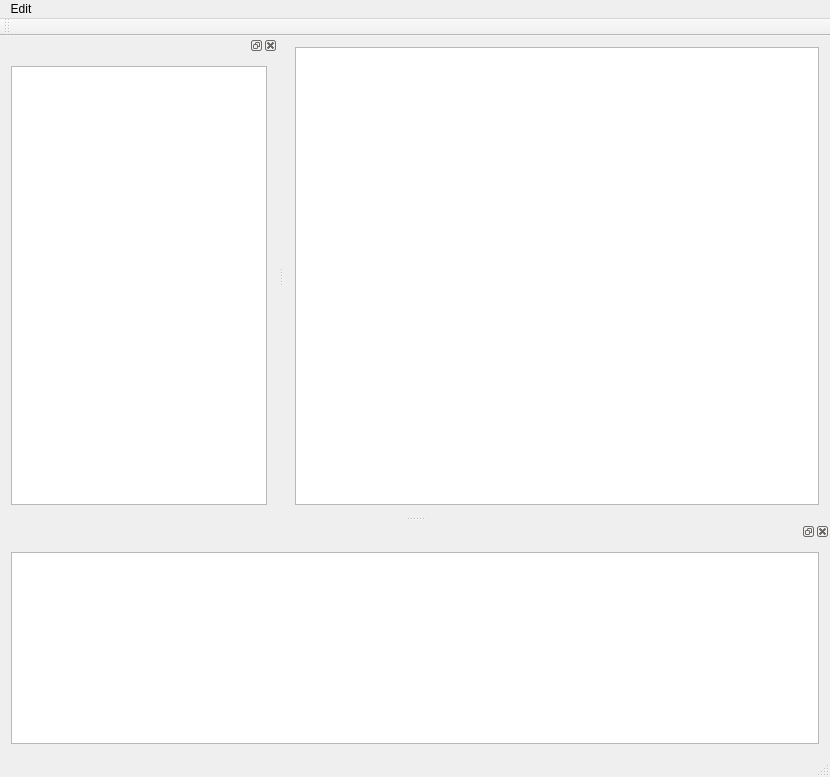
denidoank/avalonsailing, file remote_control/mainwindow.ui: the form before one commit.
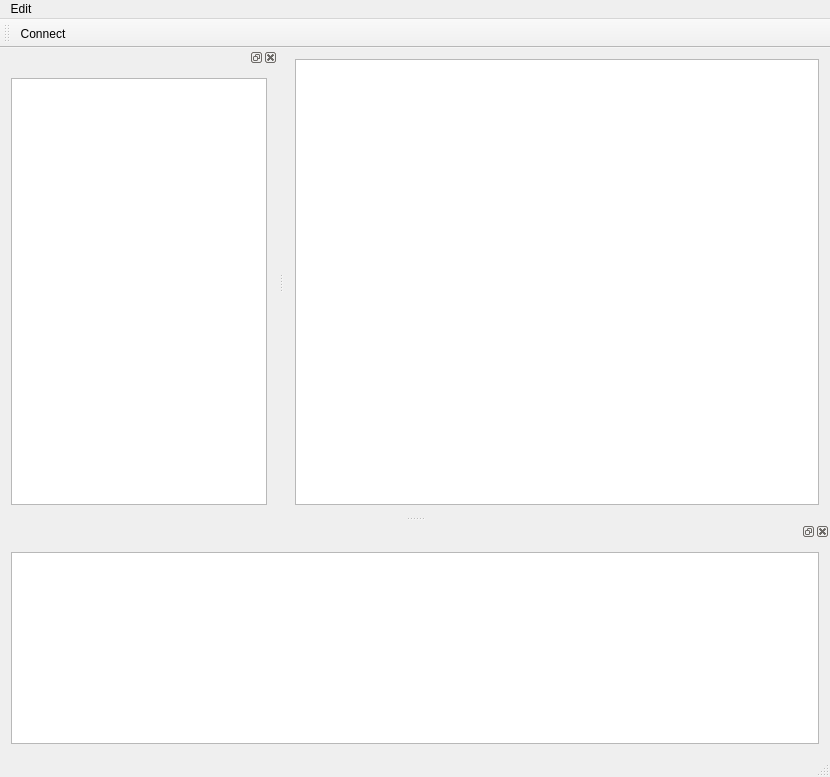
The form after the commit. Icons and pictures are not drawn.

```diff
--- a/remote_control/mainwindow.ui
+++ b/remote_control/mainwindow.ui
@@ -45,6 +45,7 @@
    <attribute name="toolBarBreak">
     <bool>false</bool>
    </attribute>
+   <addaction name="actionConnect"/>
   </widget>
   <widget class="QStatusBar" name="statusBar"/>
   <widget class="QDockWidget" name="dockWidget_5">
```
Left out of the diff: 13 changed lines with no effect on the pictures.
